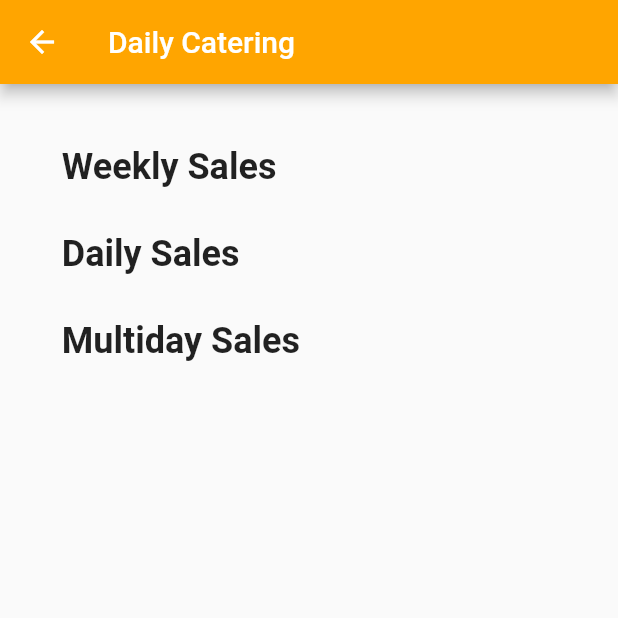
After one commit to JambulJambul/dapur_emak_ponkel, a Flutter app: the OwnerHomePage screen opened by its route, after a tap on "Sales Report", on a phone screen of 412 x 824 dp, the top half of it. The commit adds this screen. Run offline on Flutter 3.47's test engine with Material 2 defaults, Android fonts, the phone set to English and light mode, and no system bars; our stand-ins replace cloud_firestore, firebase_auth, firebase_core, firebase_dynamic_links, firebase_storage, go_router and 6 more; missing offline and left inert: dart:ffi; accounts and stored records are empty.

Commit message:
Sales Report finished (kindof?)

```diff
--- a/lib/owner_home_page.dart
+++ b/lib/owner_home_page.dart
@@ -7,6 +7,7 @@ import 'order_history_page.dart';
 import 'edit_profile_page.dart';
 import 'edit_daily_menu.dart';
 import 'manage_menu.dart';
+import 'sales_report.dart';
 
 class OwnerHomePage extends StatefulWidget {
   const OwnerHomePage({Key? key}) : super(key: key);
@@ -74,6 +75,8 @@ class _OwnerHomePageState extends State<OwnerHomePage> {
                           'Manage Menu',
                           'assets/images/chef-hat-64.png',
                           const OwnerManageMenu()),
+                      _buildGridItem(context, 'Sales Report',
+                          'assets/images/chef-hat-64.png', const SalesReport()),
                       _buildGridItem(
                           context,
                           'My Profile',
--- /dev/null
+++ b/lib/sales_report.dart
@@ -0,0 +1,259 @@
+import 'package:cloud_firestore/cloud_firestore.dart';
+import 'package:flutter/material.dart';
+import 'package:intl/intl.dart';
+
+class SalesReport extends StatefulWidget {
+  const SalesReport({Key? key}) : super(key: key);
+
+  @override
+  State<SalesReport> createState() => _SalesReportState();
+}
+
+class _SalesReportState extends State<SalesReport> {
+  @override
+  Widget build(BuildContext context) {
+    final size = MediaQuery.of(context).size;
+    return Scaffold(
+      appBar: AppBar(
+        title: const Text('Daily Catering'),
+        backgroundColor: const Color(0xFFFFA500),
+      ),
+      body: SingleChildScrollView(
+        child: Padding(
+          padding: EdgeInsets.symmetric(
+            horizontal: size.width * 0.1,
+            vertical: size.height * 0.05,
+          ),
+          child: Column(
+            crossAxisAlignment: CrossAxisAlignment.start,
+            children: [
+              const Text(
+                "Weekly Sales",
+                style: TextStyle(fontSize: 24, fontWeight: FontWeight.bold),
+              ),
+              const SizedBox(height: 10),
+              StreamBuilder<QuerySnapshot>(
+                stream: FirebaseFirestore.instance
+                    .collection('payment')
+                    .where('processStatus', isNotEqualTo: 'cancelled')
+                    .snapshots(),
+                builder: (BuildContext context,
+                    AsyncSnapshot<QuerySnapshot> snapshot) {
+                  if (snapshot.hasData) {
+                    QuerySnapshot paymentSnapshot = snapshot.data!;
+                    Map<int, int> weeklySales =
+                        calculateWeeklySales(paymentSnapshot, 'daily');
+
+                    return ListView.separated(
+                      shrinkWrap: true,
+                      itemCount: weeklySales.length,
+                      separatorBuilder: (context, index) => Divider(),
+                      itemBuilder: (context, index) {
+                        int weekNumber = weeklySales.keys.elementAt(index);
+                        int totalSales = weeklySales.values.elementAt(index);
+
+                        return Column(
+                          crossAxisAlignment: CrossAxisAlignment.start,
+                          children: [
+                            Text(
+                              'Week $weekNumber',
+                              style: const TextStyle(fontSize: 16),
+                            ),
+                            Text(
+                              'Total Sales: Rp${totalSales.toStringAsFixed(0)}',
+                              style: const TextStyle(fontSize: 16),
+                            ),
+                          ],
+                        );
+                      },
+                    );
+                  } else if (snapshot.hasError) {
+                    return Text('Error: ${snapshot.error}');
+                  } else {
+                    return const Center(
+                      child: CircularProgressIndicator(),
+                    );
+                  }
+                },
+              ),
+              const SizedBox(height: 20),
+              const Text(
+                "Daily Sales",
+                style: TextStyle(fontSize: 24, fontWeight: FontWeight.bold),
+              ),
+              const SizedBox(height: 10),
+              StreamBuilder<QuerySnapshot>(
+                stream: FirebaseFirestore.instance
+                    .collection('payment')
+                    .where('processStatus', isNotEqualTo: 'cancelled')
+                    .snapshots(),
+                builder: (BuildContext context,
+                    AsyncSnapshot<QuerySnapshot> snapshot) {
+                  if (snapshot.hasData) {
+                    QuerySnapshot paymentSnapshot = snapshot.data!;
+                    Map<DateTime, int> dailySales =
+                        calculateDailySales(paymentSnapshot, 'daily');
+
+                    return ListView.separated(
+                      shrinkWrap: true,
+                      itemCount: dailySales.length,
+                      separatorBuilder: (context, index) => Divider(),
+                      itemBuilder: (context, index) {
+                        DateTime date = dailySales.keys.elementAt(index);
+                        int totalSales = dailySales.values.elementAt(index);
+
+                        return Column(
+                          crossAxisAlignment: CrossAxisAlignment.start,
+                          children: [
+                            Text(
+                              DateFormat("MMMM d, yyyy").format(date),
+                              style: const TextStyle(fontSize: 16),
+                            ),
+                            Text(
+                              'Total Sales: Rp${totalSales.toStringAsFixed(0)}',
+                              style: const TextStyle(fontSize: 16),
+                            ),
+                          ],
+                        );
+                      },
+                    );
+                  } else if (snapshot.hasError) {
+                    return Text('Error: ${snapshot.error}');
+                  } else {
+                    return const Center(
+                      child: CircularProgressIndicator(),
+                    );
+                  }
+                },
+              ),
+              const SizedBox(height: 20),
+              const Text(
+                "Multiday Sales",
+                style: TextStyle(fontSize: 24, fontWeight: FontWeight.bold),
+              ),
+              const SizedBox(height: 10),
+              StreamBuilder<QuerySnapshot>(
+                stream: FirebaseFirestore.instance
+                    .collection('payment')
+                    .where('processStatus', isNotEqualTo: 'cancelled')
+                    .snapshots(),
+                builder: (BuildContext context,
+                    AsyncSnapshot<QuerySnapshot> snapshot) {
+                  if (snapshot.hasData) {
+                    QuerySnapshot paymentSnapshot = snapshot.data!;
+                    Map<DateTime, int> dailySales =
+                        calculateDailySales(paymentSnapshot, 'multiday');
+
+                    return ListView.separated(
+                      shrinkWrap: true,
+                      itemCount: dailySales.length,
+                      separatorBuilder: (context, index) => Divider(),
+                      itemBuilder: (context, index) {
+                        DateTime date = dailySales.keys.elementAt(index);
+                        int totalSales = dailySales.values.elementAt(index);
+
+                        return Column(
+                          crossAxisAlignment: CrossAxisAlignment.start,
+                          children: [
+                            Text(
+                              DateFormat("MMMM d, yyyy").format(date),
+                              style: const TextStyle(fontSize: 16),
+                            ),
+                            Text(
+                              'Total Sales: Rp${totalSales.toStringAsFixed(0)}',
+                              style: const TextStyle(fontSize: 16),
+                            ),
+                          ],
+                        );
+                      },
+                    );
+                  } else if (snapshot.hasError) {
+                    return Text('Error: ${snapshot.error}');
+                  } else {
+                    return const Center(
+                      child: CircularProgressIndicator(),
+                    );
+                  }
+                },
+              ),
+            ],
+          ),
+        ),
+      ),
+    );
+  }
+
+  Map<int, int> calculateWeeklySales(
+      QuerySnapshot paymentSnapshot, String orderType) {
+    Map<int, int> weeklySales = {};
+
+    for (QueryDocumentSnapshot doc in paymentSnapshot.docs) {
+      int totalPrice = doc['amount'];
+      String dateString = doc['deliveryDate'];
+      String docOrderType = doc['orderType'];
+
+      DateFormat format = DateFormat("MMMM d, yyyy");
+      DateTime deliveryDate = format.parse(dateString);
+
+      int weekNumber = getWeekNumber(deliveryDate);
+
+      if (weekNumber == null || docOrderType != orderType) {
+        continue;
+      }
+
+      if (weeklySales.containsKey(weekNumber)) {
+        weeklySales[weekNumber] = weeklySales[weekNumber]! + totalPrice;
+      } else {
+        weeklySales[weekNumber] = totalPrice;
+      }
+    }
+
+    return weeklySales;
+  }
+
+  Map<DateTime, int> calculateDailySales(
+      QuerySnapshot paymentSnapshot, String orderType) {
+    Map<DateTime, int> dailySales = {};
+
+    for (QueryDocumentSnapshot doc in paymentSnapshot.docs) {
+      int totalPrice = doc['amount'];
+      String dateString = doc['deliveryDate'];
+      String docOrderType = doc['orderType'];
+
+      DateFormat format = DateFormat("MMMM d, yyyy");
+      DateTime deliveryDate = format.parse(dateString);
+
+      DateTime dateOnly =
+          DateTime(deliveryDate.year, deliveryDate.month, deliveryDate.day);
+
+      if (dateOnly == null || docOrderType != orderType) {
+        continue;
+      }
+
+      if (dailySales.containsKey(dateOnly)) {
+        dailySales[dateOnly] = dailySales[dateOnly]! + totalPrice;
+      } else {
+        dailySales[dateOnly] = totalPrice;
+      }
+    }
+
+    return dailySales;
+  }
+
+  int getWeekNumber(DateTime date) {
+    int daysSinceFirstMonday =
+        date.difference(getFirstMondayOfYear(date.year)).inDays;
+    return (daysSinceFirstMonday / 7).ceil();
+  }
+
+  DateTime getFirstMondayOfYear(int year) {
+    DateTime firstDayOfYear = DateTime(year, 1, 1);
+    int firstWeekday = firstDayOfYear.weekday;
+
+    if (firstWeekday <= DateTime.monday) {
+      return firstDayOfYear;
+    } else {
+      return firstDayOfYear.add(Duration(days: 7 - firstWeekday + 1));
+    }
+  }
+}
```
Also changed, not shown: lib/register_page.dart (+40 -0 lines).
